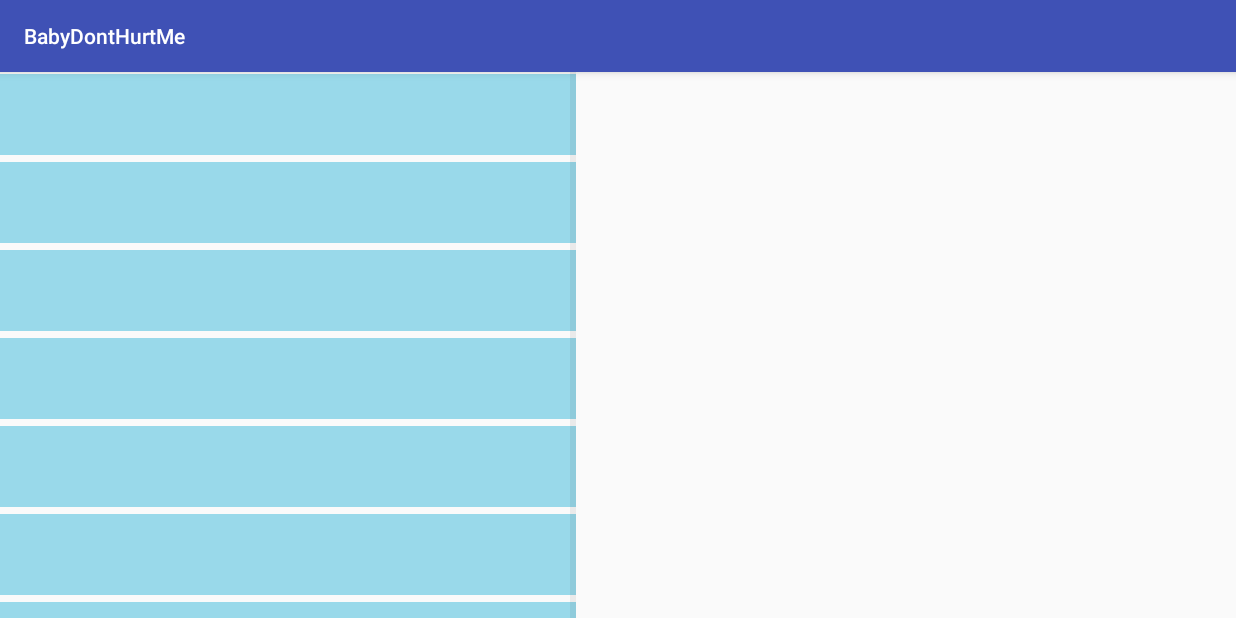
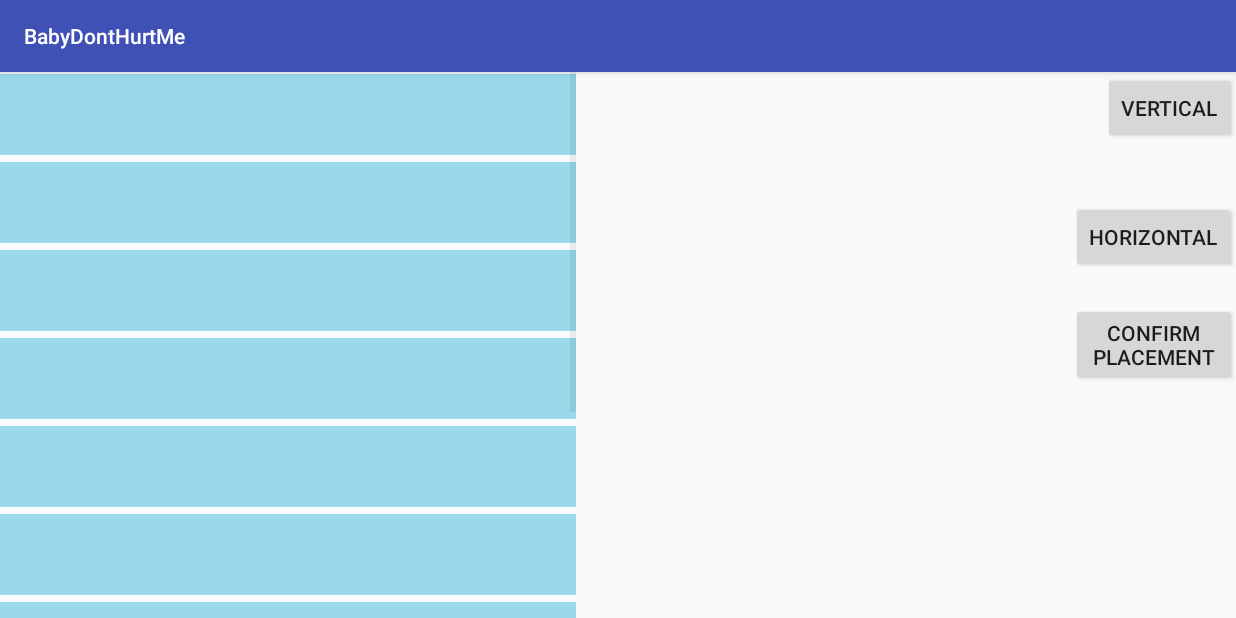
Before and after one commit to Lpo94/BabyDontHurtMe, an Android app: the GridViewClass screen opened directly, with no data from a screen before it, on a phone screen of 824 x 412 dp (held sideways). Run offline under Robolectric (Android 15) with nearby library versions, the phone set to English and light mode, and no system bars.

Commit message:
aI working

```diff
--- a/app/src/main/res/layout/activity_main.xml
+++ b/app/src/main/res/layout/activity_main.xml
@@ -1,5 +1,5 @@
 <?xml version="1.0" encoding="utf-8"?>
-<android.support.constraint.ConstraintLayout xmlns:android="http://schemas.android.com/apk/res/android"
+<RelativeLayout xmlns:android="http://schemas.android.com/apk/res/android"
     xmlns:app="http://schemas.android.com/apk/res-auto"
     xmlns:tools="http://schemas.android.com/tools"
     android:layout_width="match_parent"
@@ -30,5 +30,42 @@
         android:verticalSpacing="2dp"
         tools:layout_editor_absoluteX="0dp"
         tools:layout_editor_absoluteY="8dp"
-        tools:layout_width="match_parent" />
-</android.support.constraint.ConstraintLayout>
+        tools:layout_width="match_parent"
+        android:layout_alignParentTop="true"
+        android:layout_alignParentLeft="true"
+        android:layout_alignParentStart="true" />
+
+    <Button
+        android:id="@+id/switchButton"
+        android:layout_width="wrap_content"
+        android:layout_height="wrap_content"
+        android:layout_alignParentEnd="true"
+        android:layout_alignParentRight="true"
+        android:onClick="placeVertical"
+        android:text="Vertical"
+        app:layout_editor_absoluteX="1022dp"
+        app:layout_editor_absoluteY="203dp"
+        tools:layout_editor_absoluteX="1022dp"
+        tools:layout_editor_absoluteY="203dp" />
+
+    <Button
+        android:id="@+id/horizontalButton"
+        android:layout_width="wrap_content"
+        android:layout_height="wrap_content"
+        android:layout_alignParentEnd="true"
+        android:layout_alignParentRight="true"
+        android:layout_below="@+id/switchButton"
+        android:layout_marginTop="38dp"
+        android:onClick="placeHorizontal"
+        android:text="Horizontal" />
+
+    <Button
+        android:id="@+id/placeButton"
+        android:layout_width="wrap_content"
+        android:layout_height="wrap_content"
+        android:layout_centerVertical="true"
+        android:onClick=""
+        android:text="Confirm placement"
+        android:layout_alignLeft="@+id/horizontalButton"
+        android:layout_alignStart="@+id/horizontalButton" />
+</RelativeLayout>
```
Also changed, not shown: app/src/main/java/com/example/lars_peter/babydonthurtme/GridViewClass.java (+82 -0 lines).
